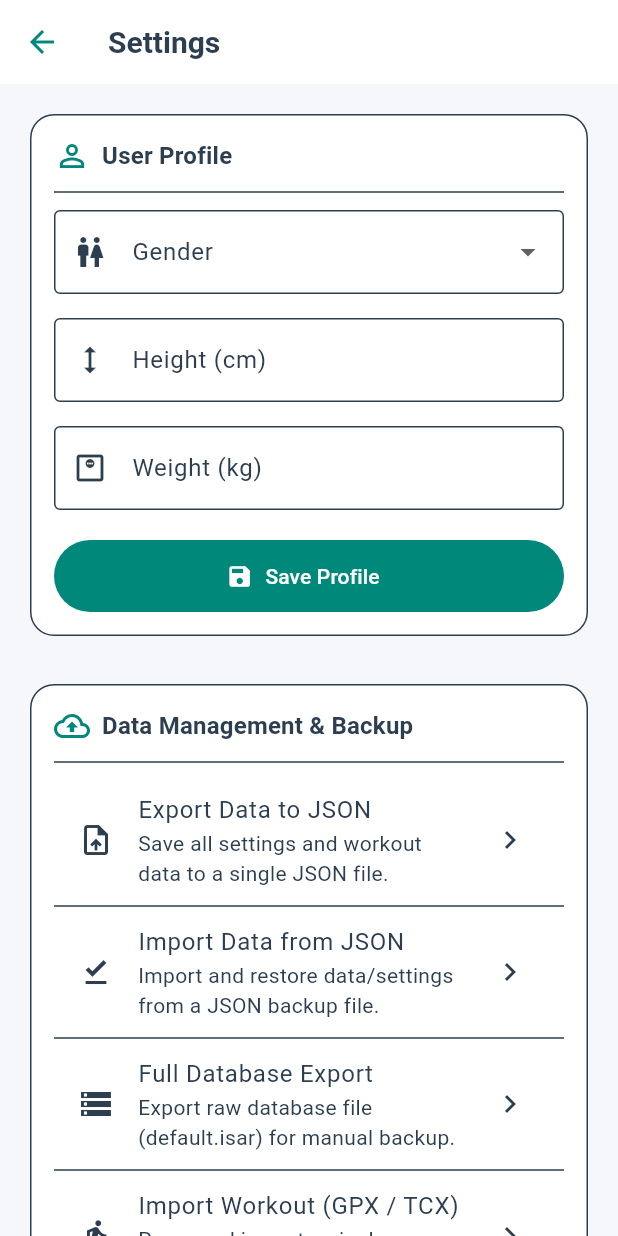
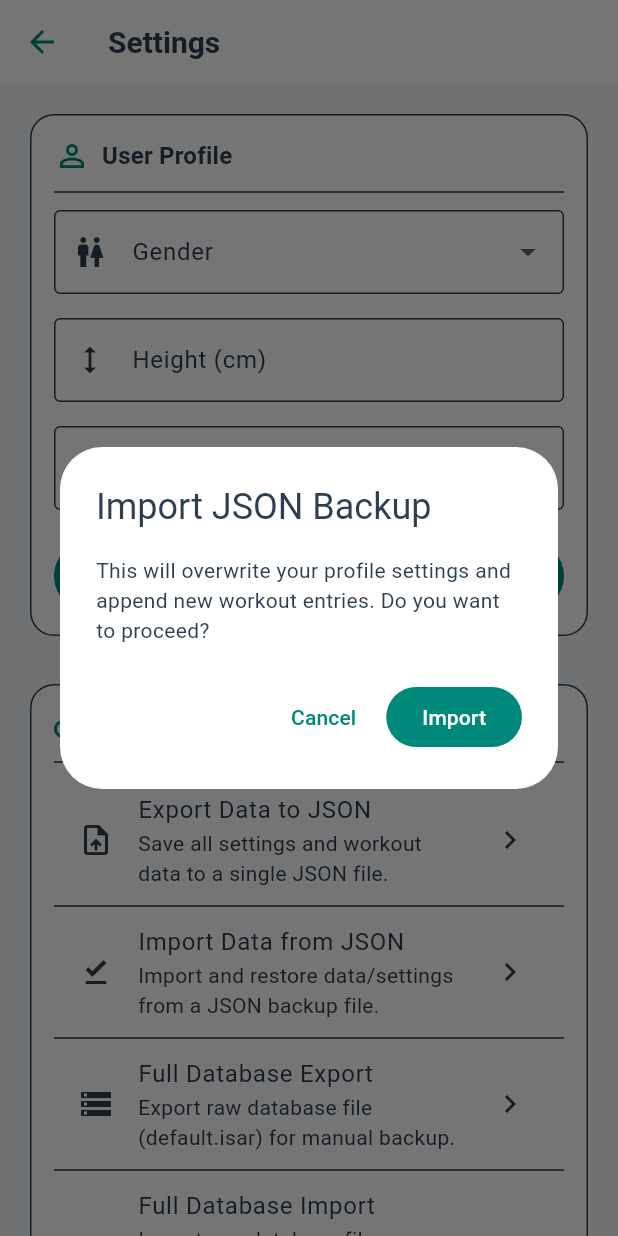
Before and after one commit to PeteMadCoder/FitLog, a Flutter app: the SettingsScreen screen opened directly, after a tap on "Import Data from JSON", on a phone screen of 412 x 824 dp. Run offline on Flutter 3.47's test engine with Material 3 defaults, Android fonts, the phone set to English and light mode, and no system bars; our stand-ins replace file_picker, fl_chart, flutter_map, flutter_riverpod, isar, latlong2 and 3 more; accounts and stored records are empty; generated files the repository leaves out were written again.

Commit message:
Imports and exports seem to be correctly working

```diff
--- a/fitlog_app/lib/features/settings/services/backup_service.dart
+++ b/fitlog_app/lib/features/settings/services/backup_service.dart
@@ -1,5 +1,6 @@
 import 'dart:convert';
 import 'dart:io';
+import 'dart:typed_data';
 import 'package:flutter/foundation.dart';
 import 'package:flutter_riverpod/flutter_riverpod.dart';
 import 'package:isar/isar.dart';
@@ -271,6 +272,37 @@ class BackupService {
     } else {
       throw Exception('Database file default.isar not found at ${dir.path}');
     }
+  }
+
+  /// Reads and returns the raw database file bytes.
+  Future<Uint8List> getDatabaseBytes() async {
+    final dir = await getApplicationDocumentsDirectory();
+    final dbFile = File('${dir.path}/default.isar');
+    if (await dbFile.exists()) {
+      return await dbFile.readAsBytes();
+    } else {
+      throw Exception('Database file default.isar not found at ${dir.path}');
+    }
+  }
+
+  /// Overwrites the raw database file (default.isar) with the backup from the specified path.
+  Future<void> importDatabase(String sourcePath) async {
+    final isar = await _ref.read(isarProvider.future);
+
+    // Close current instance
+    await isar.close();
+
+    final dir = await getApplicationDocumentsDirectory();
+    final dbFile = File('${dir.path}/default.isar');
+    final sourceFile = File(sourcePath);
+    if (await sourceFile.exists()) {
+      await sourceFile.copy(dbFile.path);
+    } else {
+      throw Exception('Source database file not found at $sourcePath');
+    }
+
+    // Invalidate isarProvider so next access opens the new database
+    _ref.invalidate(isarProvider);
   }
 
   /// Parses a GPX XML string into a ParsedWorkout wrapper.
--- a/fitlog_app/lib/features/settings/views/settings_screen.dart
+++ b/fitlog_app/lib/features/settings/views/settings_screen.dart
@@ -1,4 +1,6 @@
+import 'dart:convert';
 import 'dart:io';
+import 'dart:typed_data';
 import 'package:flutter/material.dart';
 import 'package:flutter_riverpod/flutter_riverpod.dart';
 import 'package:file_picker/file_picker.dart';
@@ -84,16 +86,16 @@ class _SettingsScreenState extends ConsumerState<SettingsScreen> {
 
     try {
       final jsonString = await ref.read(backupServiceProvider).exportToJson();
+      final bytes = Uint8List.fromList(utf8.encode(jsonString));
       final path = await FilePicker.saveFile(
         dialogTitle: 'Save JSON Backup',
         fileName: 'fitlog_backup.json',
         allowedExtensions: ['json'],
         type: FileType.custom,
+        bytes: bytes,
       );
 
       if (path != null) {
-        final file = File(path);
-        await file.writeAsString(jsonString);
         if (mounted) {
           ScaffoldMessenger.of(context).showSnackBar(
             const SnackBar(
@@ -119,7 +121,39 @@ class _SettingsScreenState extends ConsumerState<SettingsScreen> {
     }
   }
 
+  Future<bool> _showConfirmationDialog({
+    required String title,
+    required String content,
+    required String confirmText,
+  }) async {
+    final result = await showDialog<bool>(
+      context: context,
+      builder: (context) => AlertDialog(
+        title: Text(title),
+        content: Text(content),
+        actions: [
+          TextButton(
+            onPressed: () => Navigator.pop(context, false),
+            child: const Text('Cancel'),
+          ),
+          FilledButton(
+            onPressed: () => Navigator.pop(context, true),
+            child: Text(confirmText),
+          ),
+        ],
+      ),
+    );
+    return result ?? false;
+  }
+
   Future<void> _importJson() async {
+    final confirm = await _showConfirmationDialog(
+      title: 'Import JSON Backup',
+      content: 'This will overwrite your profile settings and append new workout entries. Do you want to proceed?',
+      confirmText: 'Import',
+    );
+    if (!confirm) return;
+
     setState(() {
       _isProcessingBackup = true;
     });
@@ -172,15 +206,16 @@ class _SettingsScreenState extends ConsumerState<SettingsScreen> {
     });
 
     try {
+      final dbBytes = await ref.read(backupServiceProvider).getDatabaseBytes();
       final path = await FilePicker.saveFile(
         dialogTitle: 'Save Database Backup',
         fileName: 'default.isar',
         allowedExtensions: ['isar'],
         type: FileType.custom,
+        bytes: dbBytes,
       );
 
       if (path != null) {
-        await ref.read(backupServiceProvider).exportDatabase(path);
         if (mounted) {
           ScaffoldMessenger.of(context).showSnackBar(
             const SnackBar(
@@ -195,6 +230,58 @@ class _SettingsScreenState extends ConsumerState<SettingsScreen> {
         ScaffoldMessenger.of(context).showSnackBar(
           SnackBar(
             content: Text('Failed to export database: $e'),
+            backgroundColor: Colors.red,
+          ),
+        );
+      }
+    } finally {
+      setState(() {
+        _isProcessingBackup = false;
+      });
+    }
+  }
+
+  Future<void> _importIsarDb() async {
+    final confirm = await _showConfirmationDialog(
+      title: 'Full Database Import',
+      content: 'WARNING: This will completely overwrite your current database. All current workouts and settings will be permanently replaced. Do you want to proceed?',
+      confirmText: 'Overwrite',
+    );
+    if (!confirm) return;
+
+    setState(() {
+      _isProcessingBackup = true;
+    });
+
+    try {
+      final result = await FilePicker.pickFiles(
+        dialogTitle: 'Select Database Backup File',
+        type: FileType.custom,
+        allowedExtensions: ['isar'],
+      );
+
+      if (result != null && result.files.single.path != null) {
+        await ref.read(backupServiceProvider).importDatabase(result.files.single.path!);
+
+        // Reset initialization so any local settings form is correctly aligned
+        setState(() {
+          _initialized = false;
+        });
+
+        if (mounted) {
+          ScaffoldMessenger.of(context).showSnackBar(
+            const SnackBar(
+              content: Text('Database imported successfully!'),
+              backgroundColor: Colors.green,
+            ),
+          );
+        }
+      }
+    } catch (e) {
+      if (mounted) {
+        ScaffoldMessenger.of(context).showSnackBar(
+          SnackBar(
+            content: Text('Failed to import database: $e'),
             backgroundColor: Colors.red,
           ),
         );
@@ -491,6 +578,16 @@ class _SettingsScreenState extends ConsumerState<SettingsScreen> {
             ),
             const Divider(height: 8),
 
+            // Full DB Import
+            ListTile(
+              leading: const Icon(Icons.settings_backup_restore_outlined),
+              title: const Text('Full Database Import'),
+              subtitle: const Text('Import raw database file (default.isar) to restore from manual backup.'),
+              trailing: const Icon(Icons.chevron_right),
+              onTap: _importIsarDb,
+            ),
+            const Divider(height: 8),
+
             // Import GPX/TCX
             ListTile(
               leading: const Icon(Icons.directions_run),
```
Also changed, not shown: 2 other files.
